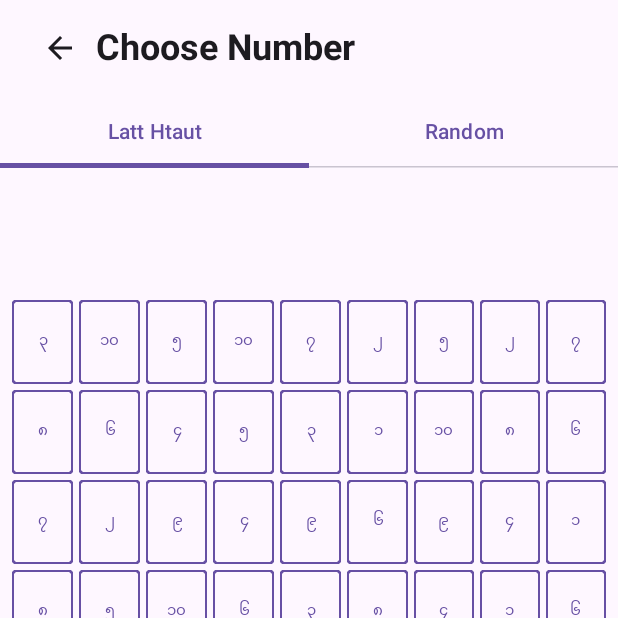
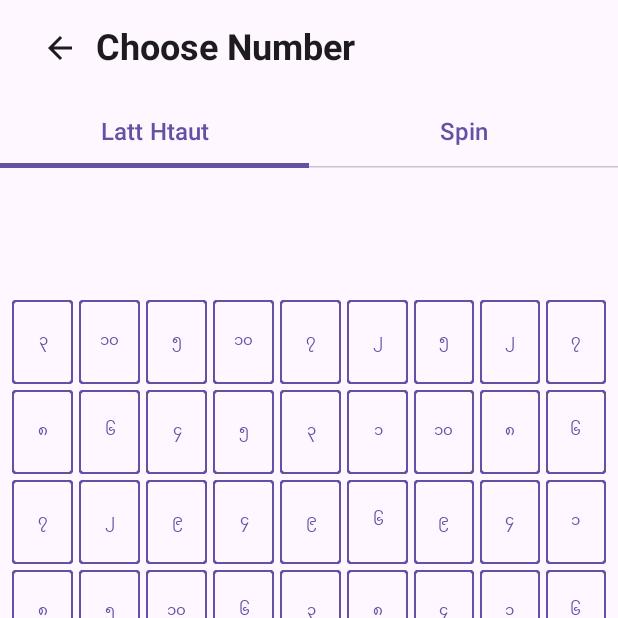
Before and after one commit to SaingHmineTun/LattHtautBayDin, an Android app built with Jetpack Compose: the ChooseNumberScreen screen opened through its navigation route, on a phone screen of 412 x 824 dp, the top half of it. Run offline under Robolectric (Android 15) with nearby library versions, the light colour scheme and no system bars.

Commit message:
Updated: Improve some design!!!

```diff
--- a/app/build.gradle.kts
+++ b/app/build.gradle.kts
@@ -11,8 +11,8 @@ android {
         applicationId = "it.saimao.latthtautbaydin"
         minSdk = 26
         targetSdk = 34
-        versionCode = 1
-        versionName = "1.0"
+        versionCode = 2
+        versionName = "1.0.1"
 
         testInstrumentationRunner = "androidx.test.runner.AndroidJUnitRunner"
         vectorDrawables {
--- a/app/src/main/java/it/saimao/latthtautbaydin/ui/screen/NumberScreen.kt
+++ b/app/src/main/java/it/saimao/latthtautbaydin/ui/screen/NumberScreen.kt
@@ -57,13 +57,18 @@ fun ChooseNumberScreen(
     updateNumberScreenTab: (Int) -> Unit,
     modifier: Modifier = Modifier
 ) {
-    val tabs = listOf("Latt Htaut", "Random")
+    val tabs = listOf(stringResource(id = R.string.latt_htaut), stringResource(id = R.string.spin))
     Log.d("Kham", "Choose Number Screen")
 
     Column(modifier = modifier.fillMaxWidth()) {
         TabRow(selectedTabIndex = numberScreenTab) {
             tabs.forEachIndexed { index, title ->
-                Tab(text = { Text(title) },
+                Tab(text = {
+                    Text(
+                        title, fontSize = 16.sp,
+                        fontWeight = FontWeight.SemiBold
+                    )
+                },
                     selected = numberScreenTab == index,
                     onClick = { updateNumberScreenTab(index) }
                 )
@@ -180,9 +185,11 @@ fun NumberScreen(onSelectNumber: (Int) -> Unit, modifier: Modifier = Modifier) {
                     )
                 },
                 modifier = Modifier
-                    .border(1.dp, MaterialTheme.colorScheme.primary,
+                    .border(
+                        1.dp, MaterialTheme.colorScheme.primary,
 
-                        shape = CutCornerShape(2.dp),)
+                        shape = CutCornerShape(2.dp),
+                    )
                     .size(56.dp)
             ) {
                 Text(
--- a/app/src/main/res/values/strings.xml
+++ b/app/src/main/res/values/strings.xml
@@ -7,4 +7,6 @@
     <string name="stop_spinning">Stop Spinning</string>
     <string name="question">အမေး</string>
     <string name="answer">အဟော</string>
+    <string name="latt_htaut">Latt Htaut</string>
+    <string name="spin">Spin</string>
 </resources>
```
